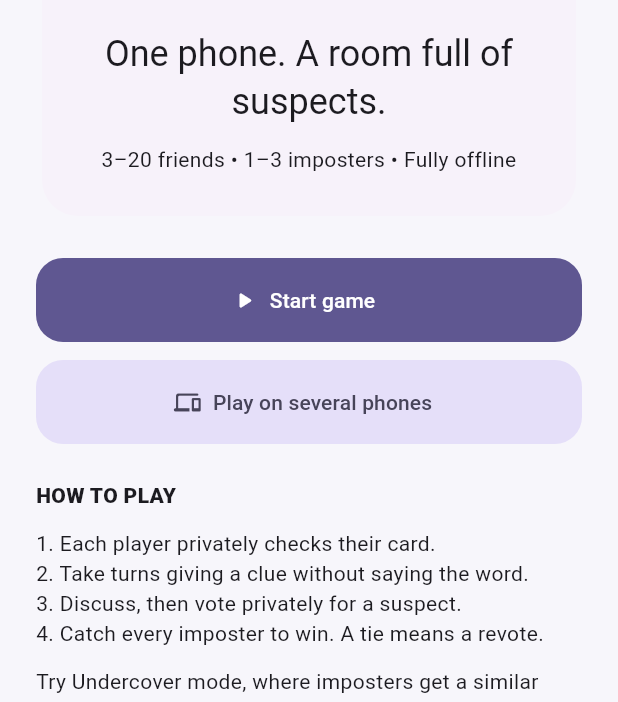
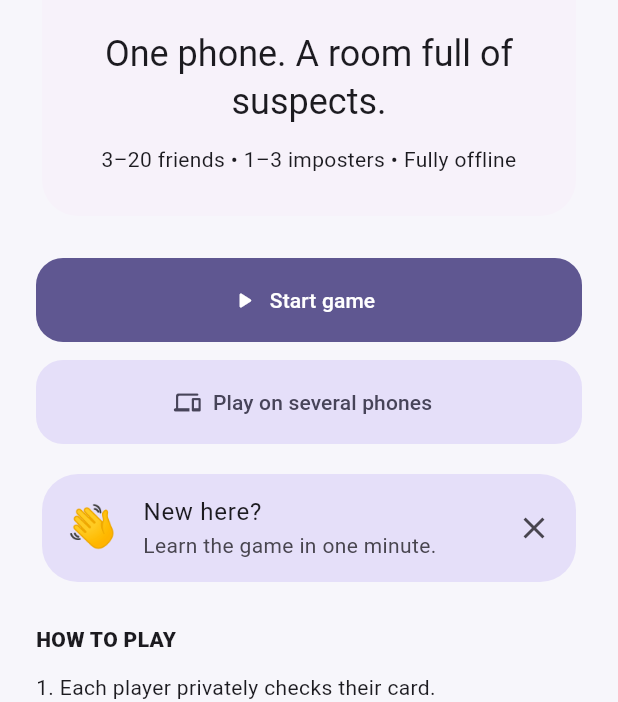
Before and after one commit to taimoor0nline/Suspecto, a Flutter app: the screen it shows after launch, on a phone screen of 412 x 824 dp, the part 534-1236 px from its top. Run offline on Flutter 3.47's test engine with Material 3 defaults, Android fonts, the phone set to English and light mode, and no system bars; our stand-ins replace audioplayers, qr_flutter, share_plus, shared_preferences; missing offline and left inert: mobile_scanner.

Commit message:
Add a quick tutorial for new players
A five-page swipeable guide (secret word, pass and peek, clues, voting, modes). Home shows a dismissible 'New here?' card until the tutorial is finished or dismissed, and 'Quick tutorial' stays available under How to play. Respects reduced motion.

```diff
--- a/lib/features/home/presentation/home_screen.dart
+++ b/lib/features/home/presentation/home_screen.dart
@@ -1,3 +1,5 @@
+import 'package:suspecto/features/tutorial/presentation/tutorial_screen.dart';
+import 'package:suspecto/core/app_store.dart';
 import 'package:suspecto/features/settings/presentation/settings_screen.dart';
 import 'package:suspecto/features/history/presentation/history_screen.dart';
 import 'package:suspecto/core/localization.dart';
@@ -53,6 +55,10 @@ class HomeScreen extends StatelessWidget {
             icon: const Icon(Icons.devices_rounded),
             label: const LocalText('Play on several phones'),
           ),
+          if (!(StoreScope.maybeOf(context)?.tutorialSeen ?? true)) ...[
+            const SizedBox(height: 16),
+            const _TutorialCard(),
+          ],
           const SizedBox(height: 24),
           const LocalText('HOW TO PLAY',
               style: TextStyle(fontWeight: FontWeight.w800)),
@@ -63,6 +69,14 @@ class HomeScreen extends StatelessWidget {
           const SizedBox(height: 12),
           const LocalText(
             'Try Undercover mode, where imposters get a similar word, and win points across rounds.',
+          ),
+          Align(
+            alignment: AlignmentDirectional.centerStart,
+            child: TextButton.icon(
+              onPressed: () => _openTutorial(context),
+              icon: const Icon(Icons.school_outlined),
+              label: const LocalText('Quick tutorial'),
+            ),
           ),
           const SizedBox(height: 24),
           OutlinedButton.icon(
@@ -87,3 +101,31 @@ class HomeScreen extends StatelessWidget {
         ],
       );
 }
+
+void _openTutorial(BuildContext context) => Navigator.of(context)
+    .push(MaterialPageRoute<void>(builder: (_) => const TutorialScreen()));
+
+/// Invites first-time players to the tutorial until it is seen or dismissed.
+class _TutorialCard extends StatelessWidget {
+  const _TutorialCard();
+
+  @override
+  Widget build(BuildContext context) {
+    final theme = Theme.of(context);
+    return Card(
+      color: theme.colorScheme.secondaryContainer,
+      child: ListTile(
+        contentPadding: const EdgeInsetsDirectional.only(start: 16, end: 4),
+        leading: const Text('👋', style: TextStyle(fontSize: 28)),
+        title: const LocalText('New here?'),
+        subtitle: const LocalText('Learn the game in one minute.'),
+        onTap: () => _openTutorial(context),
+        trailing: IconButton(
+          tooltip: translate(context, 'Dismiss'),
+          icon: const Icon(Icons.close),
+          onPressed: () => StoreScope.maybeOf(context)?.markTutorialSeen(),
+        ),
+      ),
+    );
+  }
+}
```
Also changed, not shown: lib/core/app_store.dart (+13 -0 lines), lib/features/tutorial/presentation/tutorial_screen.dart (added, +164 -0 lines).
